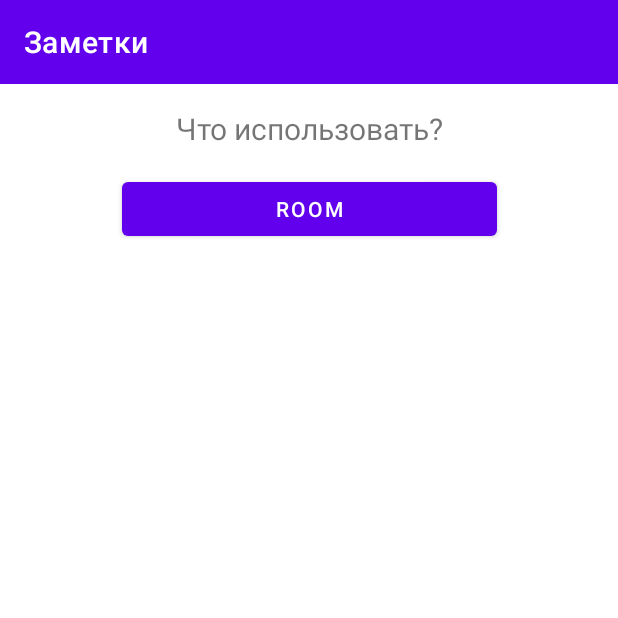
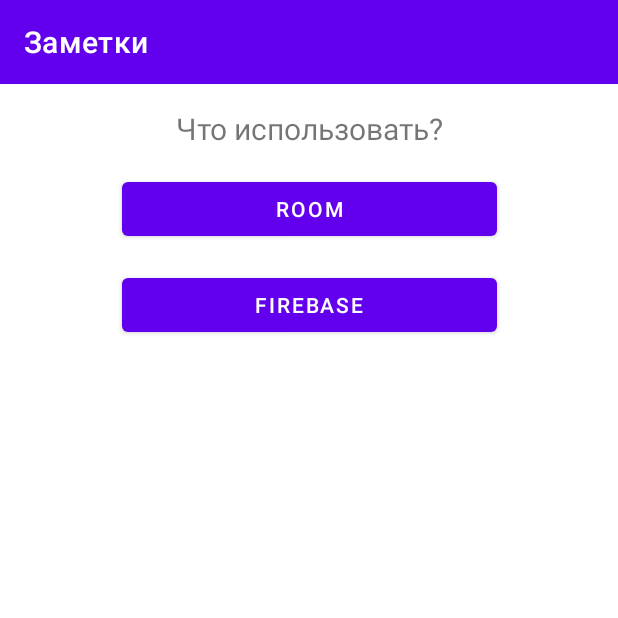
Before and after one commit to VixonneN/Note, an Android app: the screen it shows after launch (MainActivity), on a phone screen of 412 x 824 dp, the top half of it. Run offline under Robolectric (Android 15) with nearby library versions, the phone set to English and light mode, and no system bars; our stand-ins replace Firebase (no records; nobody signed in at launch, a user with empty details on screens opened directly).

Commit message:
add firebase

```diff
--- a/app/src/main/java/com/example/noteproject/database/DatabaseRepository.kt
+++ b/app/src/main/java/com/example/noteproject/database/DatabaseRepository.kt
@@ -8,4 +8,8 @@ interface DatabaseRepository {
     val allNotes:LiveData<List<AppNote>>
     suspend fun insert(note: AppNote, onSuccess:() -> Unit)
     suspend fun delete(note: AppNote, onSuccess:() -> Unit)
+
+    fun connentToDatabase(onSuccess: () -> Unit, onFail: (String) -> Unit){}
+
+    fun signOut(){}
 }
--- a/app/src/main/java/com/example/noteproject/database/room/AppRoomRepository.kt
+++ b/app/src/main/java/com/example/noteproject/database/room/AppRoomRepository.kt
@@ -17,4 +17,8 @@ class AppRoomRepository(private val appRoomDao: AppRoomDao) : DatabaseRepository
         appRoomDao.delete(note)
         onSuccess()
     }
+
+    override fun signOut() {
+        super.signOut()
+    }
 }
--- a/app/src/main/java/com/example/noteproject/models/AppNote.kt
+++ b/app/src/main/java/com/example/noteproject/models/AppNote.kt
@@ -9,6 +9,7 @@ import java.io.Serializable
 @Entity(tableName = "note_tables")
 data class AppNote(
     @PrimaryKey(autoGenerate = true) val id: Int = 0,
-    @ColumnInfo val name: String,
-    @ColumnInfo val text: String
+    @ColumnInfo val name: String = "",
+    @ColumnInfo val text: String = "",
+    val idFirebase:String = ""
 ): Serializable
--- a/app/src/main/java/com/example/noteproject/screens/main/MainFragmentViewModel.kt
+++ b/app/src/main/java/com/example/noteproject/screens/main/MainFragmentViewModel.kt
@@ -6,4 +6,7 @@ import com.example.noteproject.utilits.REPOSITORY
 
 class MainFragmentViewModel(application: Application): AndroidViewModel(application) {
     val allNotes = REPOSITORY.allNotes
+    fun signout(){
+        REPOSITORY.signOut()
+    }
 }
--- a/app/src/main/res/layout/fragment_start.xml
+++ b/app/src/main/res/layout/fragment_start.xml
@@ -27,6 +27,51 @@
         app:layout_constraintEnd_toEndOf="parent"
         app:layout_constraintStart_toStartOf="parent"/>
 
+    <Button
+        android:id="@+id/btn_firebase"
+        android:layout_width="@dimen/bnt_width"
+        android:layout_height="wrap_content"
+        android:text="@string/start_btn_firebase"
+        android:layout_margin="@dimen/app_mardin"
+        app:layout_constraintTop_toBottomOf="@id/btn_room"
+        app:layout_constraintEnd_toEndOf="parent"
+        app:layout_constraintStart_toStartOf="parent"/>
+
+    <EditText
+        android:id="@+id/input_email"
+        android:layout_width="@dimen/bnt_width"
+        android:layout_height="wrap_content"
+        android:layout_margin="@dimen/app_mardin"
+        app:layout_constraintEnd_toEndOf="parent"
+        app:layout_constraintStart_toStartOf="parent"
+        app:layout_constraintTop_toBottomOf="@id/btn_firebase"
+        android:hint="@string/hint_email"
+        android:inputType="textEmailAddress"
+        android:visibility="invisible"/>
+
+    <EditText
+        android:id="@+id/input_password"
+        android:layout_width="@dimen/bnt_width"
+        android:layout_height="wrap_content"
+        android:layout_margin="@dimen/app_mardin"
+        app:layout_constraintEnd_toEndOf="parent"
+        app:layout_constraintStart_toStartOf="parent"
+        app:layout_constraintTop_toBottomOf="@id/input_email"
+        android:hint="@string/hint_password"
+        android:inputType="textPassword"
+        android:visibility="invisible"/>
+
+    <Button
+        android:id="@+id/btn_login"
+        android:layout_width="@dimen/bnt_width"
+        android:layout_height="wrap_content"
+        android:text="@string/btn_login"
+        android:layout_margin="@dimen/app_mardin"
+        app:layout_constraintTop_toBottomOf="@id/input_password"
+        app:layout_constraintEnd_toEndOf="parent"
+        app:layout_constraintStart_toStartOf="parent"
+        android:visibility="invisible"/>
+
 
 
 </androidx.constraintlayout.widget.ConstraintLayout>
--- a/app/src/main/res/values/strings.xml
+++ b/app/src/main/res/values/strings.xml
@@ -1,10 +1,13 @@
 <resources>
     <string name="app_name">Note Project</string>
-    <!-- TODO: Remove or change this placeholder text -->
-    <string name="hello_blank_fragment">Hello blank fragment</string>
     <string name="btn_add_note">Добавить</string>
     <string name="start_label">Что использовать?</string>
     <string name="start_btn_room">ROOM</string>
     <string name="tittle">Заметки</string>
     <string name="toast_enter_name">Введите имя заметки</string>
+    <string name="start_btn_firebase">Firebase</string>
+    <string name="hint_email">Email</string>
+    <string name="hint_password">Password</string>
+    <string name="btn_login">Login</string>
+    <string name="toast_wrong_enter">Введите логин и пароль</string>
 </resources>
--- a/build.gradle
+++ b/build.gradle
@@ -8,6 +8,7 @@ buildscript {
     dependencies {
         classpath 'com.android.tools.build:gradle:7.0.0'
         classpath "org.jetbrains.kotlin:kotlin-gradle-plugin:$kotlin_version"
+        classpath 'com.google.gms:google-services:4.3.10'
 
         // NOTE: Do not place your application dependencies here; they belong
         // in the individual module build.gradle files
```
Also changed, not shown: app/build.gradle (+8 -0 lines), app/src/main/java/com/example/noteproject/database/firebase/AllNoteLiveData.kt (added, +36 -0 lines), app/src/main/java/com/example/noteproject/database/firebase/AppFirebaseRepository.kt (added, +54 -0 lines), app/src/main/java/com/example/noteproject/screens/main/MainFragment.kt (+17 -3 lines), app/src/main/java/com/example/noteproject/screens/start/StartFragment.kt (+21 -2 lines), app/src/main/java/com/example/noteproject/screens/start/StartFragmentViewModel.kt (+7 -0 lines), app/src/main/java/com/example/noteproject/utilits/constants.kt (+11 -0 lines), app/src/main/res/menu/exit_action_menu.xml (added, +9 -0 lines), 1 other file.
